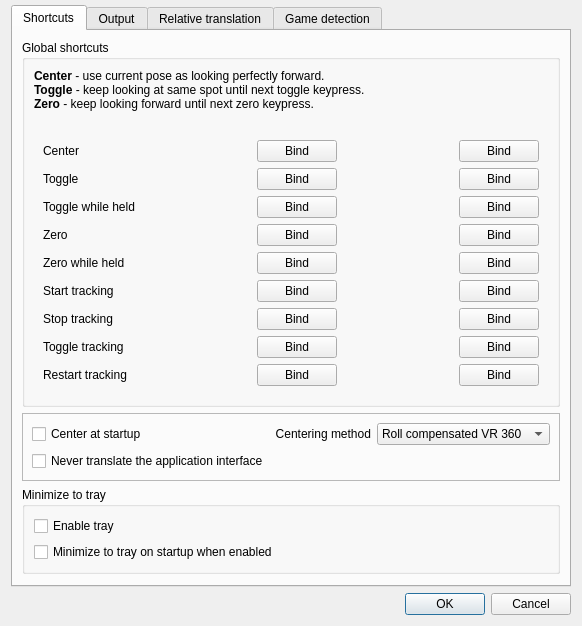
Qt form gui/settings-dialog.ui (opentrack/opentrack) before a commit.
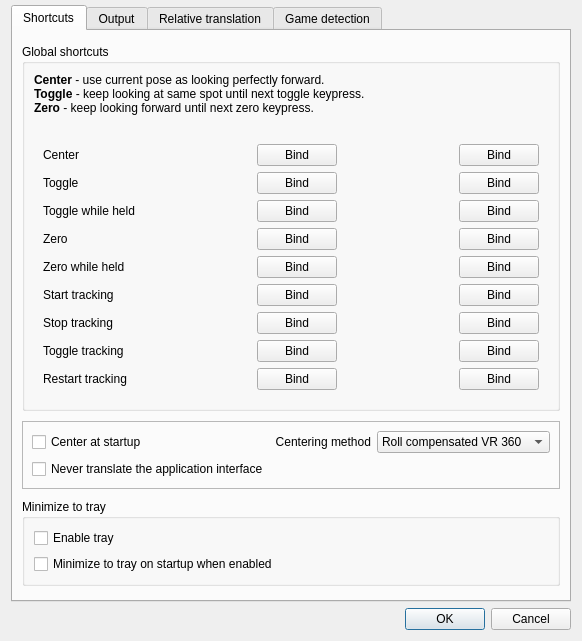
The same form after that commit. Icons and pictures are not drawn. Custom widgets are drawn as their Qt base class.

Commit message: gui: add tooltips for shortcut labels

The edit to the form file:
```diff
--- a/gui/settings-dialog.ui
+++ b/gui/settings-dialog.ui
@@ -6,8 +6,8 @@
    <rect>
     <x>0</x>
     <y>0</y>
-    <width>548</width>
-    <height>600</height>
+    <width>565</width>
+    <height>641</height>
    </rect>
   </property>
   <property name="windowTitle">
```
Left out of the diff: 9 changed lines with no effect on the pictures. The commit also changes 4 other files.
